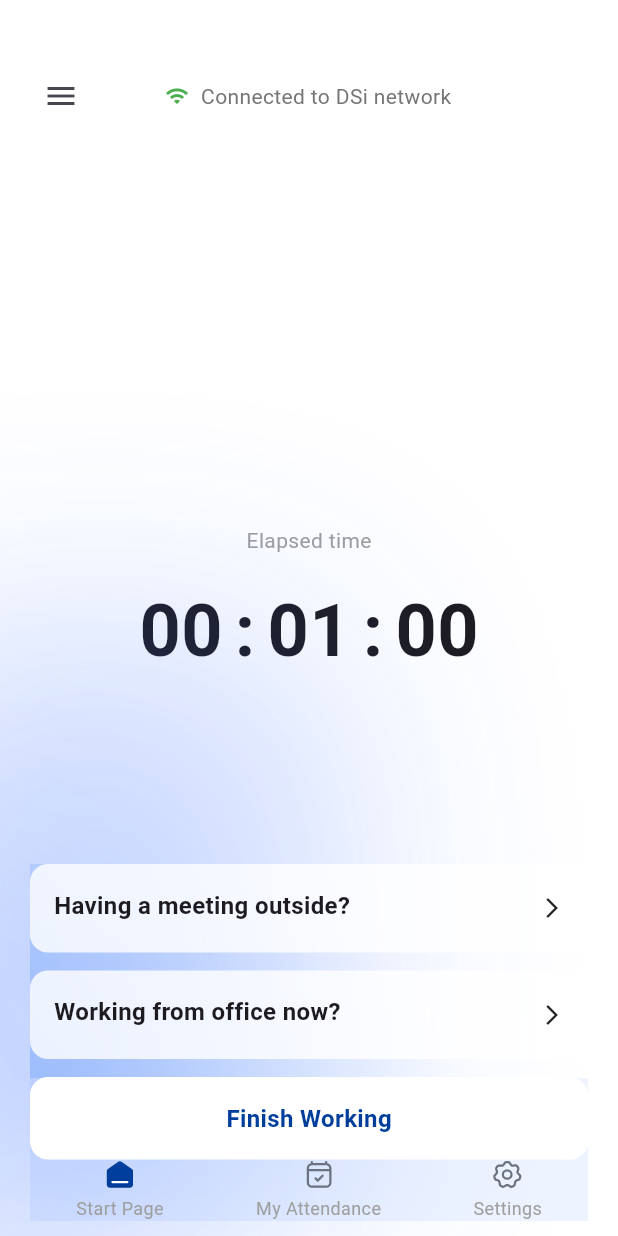
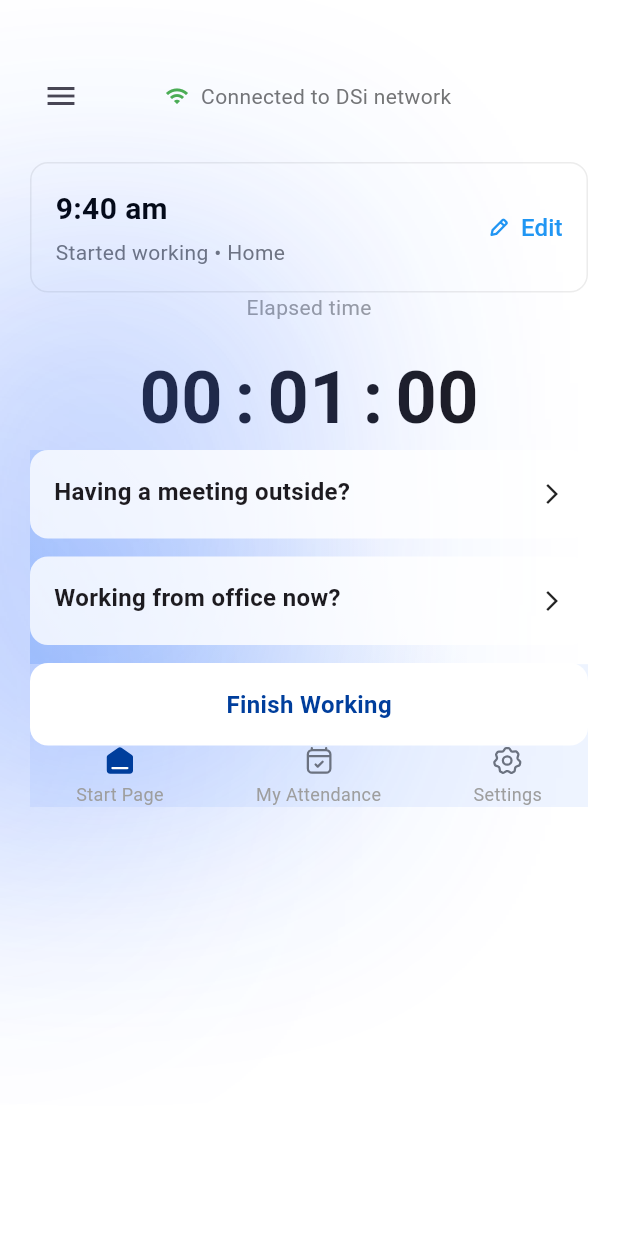
Before and after one commit to kabbo25/new_design, a Flutter app: the StartWorkingView screen opened directly, on a phone screen of 412 x 824 dp. Run offline on Flutter 3.47's test engine with Material 3 defaults, Android fonts, the phone set to English and light mode, and no system bars; our stand-ins replace connectivity_plus, flutter_svg, gap, geocoding, geolocator, go_router and 1 more; missing offline and left inert: gif_view, network_info_plus; project files that could hold a hidden picture were left out.

Commit message:
fixing start_working_hour_card

```diff
--- /dev/null
+++ b/lib/features/start_working/model/start_working_hour.dart
@@ -0,0 +1,13 @@
+import 'package:flutter/material.dart';
+
+class StartWorkingHour {
+  final String location;
+  final DateTime date;
+  final TimeOfDay time;
+
+  StartWorkingHour({
+    required this.location,
+    required this.date,
+    required this.time,
+  });
+}
--- a/lib/features/start_working/view/pages/start_working_page.dart
+++ b/lib/features/start_working/view/pages/start_working_page.dart
@@ -4,6 +4,7 @@ import 'package:new_design/features/start_page/view/widgets/bottom_navigation_se
 import 'package:new_design/features/start_page/view/widgets/network_status_bar.dart';
 import 'package:new_design/features/start_working/view/widgets/finish_working_button.dart';
 import 'package:new_design/features/start_working/view/widgets/location_selector.dart';
+import 'package:new_design/features/start_working/view/widgets/start_working_hour_card.dart';
 import 'package:new_design/features/start_working/view/widgets/timer_section.dart';
 import 'package:new_design/features/start_working/viewmodel/start_working_view_model.dart';
 import 'package:provider/provider.dart';
@@ -34,10 +35,14 @@ class StartWorkingView extends StatelessWidget {
               padding: const EdgeInsets.fromLTRB(20, 40, 20, 10),
               child: Column(
                 crossAxisAlignment: CrossAxisAlignment.start,
-                mainAxisAlignment: MainAxisAlignment.spaceBetween,
+                mainAxisAlignment: MainAxisAlignment.start,
                 children: [
                   const NetworkStatusBar(),
                   const SizedBox(height: 20),
+                  WorkingStatusCard(
+                    startWorkingHour: viewModel.startWorkingHour,
+                    onEdit: () => () {},
+                  ),
                   const TimerSection(),
                   Stack(
                     children: [
--- /dev/null
+++ b/lib/features/start_working/view/widgets/start_working_hour_card.dart
@@ -0,0 +1,85 @@
+import 'package:flutter/material.dart';
+import 'package:flutter_svg/flutter_svg.dart';
+import 'package:gap/gap.dart';
+import 'package:new_design/core/theme/app_text_styles.dart';
+import 'package:new_design/features/start_working/model/start_working_hour.dart';
+
+import '../../../../core/generated/assets.dart';
+
+class WorkingStatusCard extends StatelessWidget {
+  final StartWorkingHour startWorkingHour;
+  final VoidCallback onEdit;
+
+  const WorkingStatusCard({
+    super.key,
+    required this.startWorkingHour,
+    required this.onEdit,
+  });
+
+  @override
+  Widget build(BuildContext context) {
+    return Container(
+      padding: const EdgeInsets.all(16),
+      decoration: BoxDecoration(
+        color: Colors.white,
+        borderRadius: BorderRadius.circular(12),
+        border: Border.all(
+          color: Colors.grey.withOpacity(0.2),
+        ),
+      ),
+      child: Row(
+        children: [
+          Expanded(
+            child: Column(
+              crossAxisAlignment: CrossAxisAlignment.start,
+              children: [
+                Text(_formatTime(startWorkingHour.time),
+                    style: AppTextStyles.heading2),
+                const Gap(4),
+                Text(
+                  'Started working • ${startWorkingHour.location}',
+                  style: AppTextStyles.subtitle2,
+                ),
+              ],
+            ),
+          ),
+          TextButton(
+            onPressed: onEdit,
+            style: TextButton.styleFrom(
+              padding: EdgeInsets.zero,
+              minimumSize: Size.zero,
+            ),
+            child: Row(
+              mainAxisSize: MainAxisSize.min,
+              children: [
+                SvgPicture.asset(
+                  Assets.svgsEdit,
+                  colorFilter: const ColorFilter.mode(
+                    Colors.blue,
+                    BlendMode.srcIn,
+                  ),
+                ),
+                const Gap(8),
+                const Text(
+                  'Edit',
+                  style: TextStyle(
+                    color: Colors.blue,
+                    fontSize: 16,
+                    fontWeight: FontWeight.w500,
+                  ),
+                ),
+              ],
+            ),
+          ),
+        ],
+      ),
+    );
+  }
+
+  String _formatTime(TimeOfDay time) {
+    final hour = time.hourOfPeriod;
+    final minute = time.minute.toString().padLeft(2, '0');
+    final period = time.period == DayPeriod.am ? 'am' : 'pm';
+    return '$hour:$minute $period';
+  }
+}
--- a/lib/features/start_working/viewmodel/start_working_view_model.dart
+++ b/lib/features/start_working/viewmodel/start_working_view_model.dart
@@ -1,6 +1,6 @@
 import 'package:flutter/material.dart';
 import 'package:new_design/features/start_page/model/background_config.dart';
-import 'package:new_design/features/start_page/model/last_working_day.dart';
+import 'package:new_design/features/start_working/model/start_working_hour.dart';
 import 'package:new_design/features/start_working/model/start_working_location.dart';
 
 class StartWorkingViewModel extends ChangeNotifier {
@@ -16,13 +16,13 @@ class StartWorkingViewModel extends ChangeNotifier {
         glowOpacity: 0.8,
       );
 
-  LastWorkingDay _lastWorkingDay = LastWorkingDay(
+  StartWorkingHour _startWorkingHour = StartWorkingHour(
     location: 'Home',
     date: DateTime.now(),
     time: const TimeOfDay(hour: 9, minute: 40),
   );
 
-  LastWorkingDay get lastWorkingDay => _lastWorkingDay;
+  StartWorkingHour get startWorkingHour => _startWorkingHour;
 
   List<StartWorkingLocation> get locationOptions => [
         const StartWorkingLocation(
@@ -36,9 +36,9 @@ class StartWorkingViewModel extends ChangeNotifier {
       ];
 
   void updateLastWorkingDay(TimeOfDay newTime) {
-    _lastWorkingDay = LastWorkingDay(
-      location: _lastWorkingDay.location,
-      date: _lastWorkingDay.date,
+    _startWorkingHour = StartWorkingHour(
+      location: _startWorkingHour.location,
+      date: _startWorkingHour.date,
       time: newTime,
     );
     notifyListeners();
```
Also changed, not shown: 1 other file.
